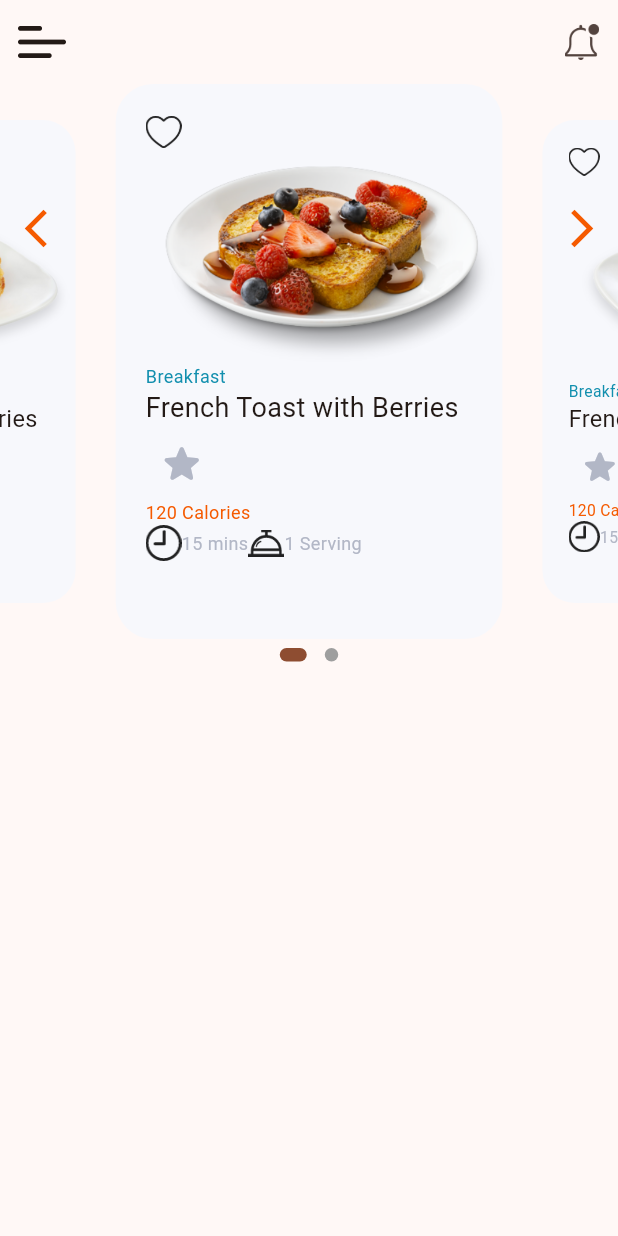
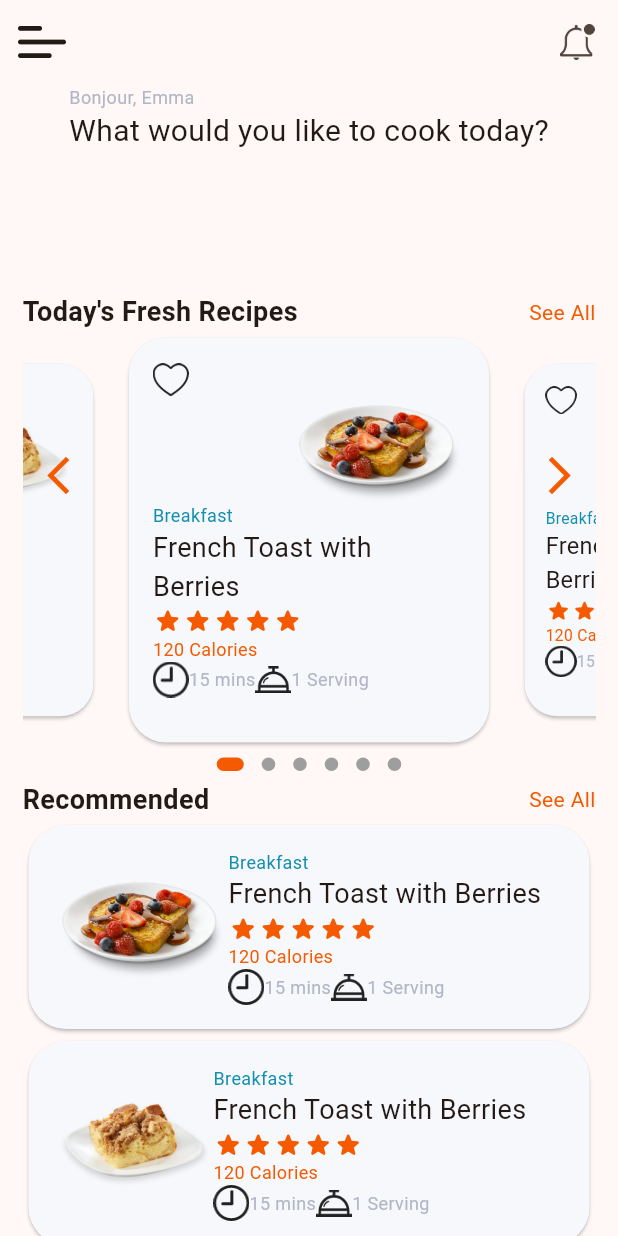
Before and after one commit to eman-hamad/daily-recipe, a Flutter app: the HomeScreen screen opened directly, on a phone screen of 412 x 824 dp. Run offline on Flutter 3.47's test engine with Material 3 defaults, Android fonts, the phone set to English and light mode, and no system bars; drawn by our look-alikes of carousel_slider, dots_indicator; our stand-ins replace shared_preferences; accounts and stored records are empty.

Commit message:
homescreen commit

```diff
--- a/lib/constants/colors.dart
+++ b/lib/constants/colors.dart
@@ -1,11 +1,5 @@
 import 'package:flutter/material.dart';
 
-Color brown = const Color.fromARGB(255, 255, 228, 181);
-Color lightBlue = const Color.fromARGB(255, 141, 209, 254);
-Color deepBlue = const Color.fromARGB(255, 56, 123, 254);
-Color black = const Color.fromARGB(255, 18, 10, 10);
-Color lightBlack = const Color.fromRGBO(68, 74, 79, 1);
-Color bblue = const Color.fromARGB(255, 24, 119, 243);
 Color orange = const Color(0xFFF55A00);
 Color ligthGrey = const Color(0xFFB2B7C6);
 Color llightGrey = const Color(0xFFF7F8FC);
--- a/lib/utils/images.dart
+++ b/lib/utils/images.dart
@@ -5,7 +5,20 @@ abstract class ImagePath {
   static String registerImg = "${_path}register.png";
   static String signinImg = "${_path}signin.png";
 
-  static var images = [
+  static var todayImages = [
+    "${_path}img1.png",
+    "${_path}img2.png",
+    "${_path}img1.png",
+    "${_path}img2.png",
+    "${_path}img1.png",
+    "${_path}img2.png",
+  ];
+
+static var recommendedImages = [
+    "${_path}img1.png",
+    "${_path}img2.png",
+    "${_path}img1.png",
+    "${_path}img2.png",
     "${_path}img1.png",
     "${_path}img2.png",
   ];
@@ -13,6 +26,7 @@ abstract class ImagePath {
    static String menuIcon = "${_path}menu.png";
    static String notificationIcon = "${_path}notifications.png";
    static String likeIcon = "${_path}like.png";
+  static String filterIcon = "${_path}filter.png";
    static String servingIcon = "${_path}serving.png";
    static String timeIcon = "${_path}time.png";
 }
--- /dev/null
+++ b/lib/views/components/recipe_card_item.dart
@@ -0,0 +1,176 @@
+import 'package:flutter/material.dart';
+
+import '../../constants/colors.dart';
+import '../../utils/images.dart';
+import 'star_widget.dart';
+
+class ReciepeCardItem extends StatelessWidget {
+   String ? todayImg;
+   String ? recommendedImg;
+  final bool isTodayRecipe ;
+
+
+   ReciepeCardItem({super.key,  this.todayImg, this.recommendedImg,
+  required this.isTodayRecipe , });
+
+  @override
+  Widget build(BuildContext context) {
+    return  Card(
+                            elevation: 1,
+                            color: llightGrey,
+                            shape: RoundedRectangleBorder(
+                                borderRadius: BorderRadius.circular(25)),
+
+                            // width: MediaQuery.of(context).size.width,
+                            // margin: const EdgeInsets.symmetric(horizontal: 5.0),
+                            // decoration: BoxDecoration(
+                            //     color: llightGrey,
+                            //     borderRadius: BorderRadius.circular(25)),
+                            child: Padding(
+                              padding: const EdgeInsets.all(16),
+                              child:
+                              isTodayRecipe ?
+
+                              Column(children: [
+                                Align(
+                                  alignment: Alignment.topLeft,
+                                  child: ImageIcon(
+                                    AssetImage(
+                                      ImagePath.likeIcon,
+                                    ),
+                                  ),
+                                ),
+                                Align(
+                                    alignment: Alignment.topRight,
+                                    child: Image.asset(
+                                      todayImg!,
+                                      height: 70,
+                                      fit: BoxFit.fitHeight,
+                                    )),
+                                Column(
+                                  crossAxisAlignment: CrossAxisAlignment.start,
+                                  children: [
+                                    Text(
+                                      "Breakfast",
+                                      style: TextStyle(
+                                          fontSize: 12, color: deepGreen),
+                                    ),
+                                    const Text(
+                                      "French Toast with Berries",
+                                      style: TextStyle(fontSize: 18),
+                                    ),
+                                    const Row(
+                                      mainAxisAlignment: MainAxisAlignment.start,
+                                      children: [
+                                        StarWidget(),
+                                        StarWidget(),
+                                        StarWidget(),
+                                        StarWidget(),
+                                        StarWidget(),
+                                      ],
+                                    ),
+                                    Text(
+                                      "120 Calories",
+                                      style: TextStyle(
+                                        color: deepOrange,
+                                        fontSize: 12,
+                                      ),
+                                    ),
+                                    Row(
+                                      children: [
+                                        ImageIcon(
+                                          AssetImage(
+                                            ImagePath.timeIcon,
+                                          ),
+                                        ),
+                                        Text("15 mins",
+                                            style: TextStyle(
+                                              color: ligthGrey,
+                                              fontSize: 12,
+                                            )),
+                                        ImageIcon(
+                                          AssetImage(
+                                            ImagePath.servingIcon,
+                                          ),
+                                        ),
+                                        Text("1 Serving",
+                                            style: TextStyle(
+                                              color: ligthGrey,
+                                              fontSize: 12,
+                                            ))
+                                      ],
+                                    )
+                                  ],
+                                ),
+                              ])
+
+                              :
+
+                              Row(
+                                mainAxisAlignment: MainAxisAlignment.start,
+                                children: [
+
+                                Image.asset(
+                                  recommendedImg!,
+                                  height: 70,
+                                  fit: BoxFit.cover,
+                                ),
+                                Column(
+                                  crossAxisAlignment: CrossAxisAlignment.start,
+                                  children: [
+                                    Text(
+                                      "Breakfast",
+                                      style: TextStyle(
+                                          fontSize: 12, color: deepGreen),
+                                    ),
+                                    const Text(
+                                      "French Toast with Berries",
+                                      style: TextStyle(fontSize: 18),
+                                    ),
+                                    const Row(
+                                      mainAxisAlignment: MainAxisAlignment.start,
+                                      children: [
+                                        StarWidget(),
+                                        StarWidget(),
+                                        StarWidget(),
+                                        StarWidget(),
+                                        StarWidget(),
+                                      ],
+                                    ),
+                                    Text(
+                                      "120 Calories",
+                                      style: TextStyle(
+                                        color: deepOrange,
+                                        fontSize: 12,
+                                      ),
+                                    ),
+                                    Row(
+                                      children: [
+                                        ImageIcon(
+                                          AssetImage(
+                                            ImagePath.timeIcon,
+                                          ),
+                                        ),
+                                        Text("15 mins",
+                                            style: TextStyle(
+                                              color: ligthGrey,
+                                              fontSize: 12,
+                                            )),
+                                        ImageIcon(
+                                          AssetImage(
+                                            ImagePath.servingIcon,
+                                          ),
+                                        ),
+                                        Text("1 Serving",
+                                            style: TextStyle(
+                                              color: ligthGrey,
+                                              fontSize: 12,
+                                            ))
+                                      ],
+                                    )
+                                  ],
+                                ),
+                              ]),
+                            ));
+  }
+}
--- /dev/null
+++ b/lib/views/components/row_subtitle_texts.dart
@@ -0,0 +1,20 @@
+import 'package:daily_recipe/constants/colors.dart';
+import 'package:flutter/material.dart';
+
+class RowSubtitleTexts extends StatelessWidget {
+  final String txt1;
+   final String txt2;
+
+  const RowSubtitleTexts({super.key, required this.txt1, required this.txt2});
+
+  @override
+  Widget build(BuildContext context) {
+    return Row(children: [
+      Text(txt1 ,
+      style: TextStyle(fontSize: 18, fontWeight: FontWeight.bold ),
+      ),
+      Spacer(),
+      Text(txt2 ,   style: TextStyle(fontSize: 14, color: orange ),),
+    ],);
+  }
+}
--- /dev/null
+++ b/lib/views/components/search_bar_widet.dart
@@ -0,0 +1,51 @@
+import 'package:daily_recipe/constants/colors.dart';
+import 'package:flutter/material.dart';
+
+import '../../utils/images.dart';
+
+class SearchBarWidget extends StatelessWidget {
+  const SearchBarWidget({super.key});
+
+  @override
+  Widget build(BuildContext context) {
+    return Row(
+      // mainAxisAlignment: MainAxisAlignment.center,
+      // crossAxisAlignment: CrossAxisAlignment.center,
+      children: [
+        Container(
+          //  width: double.infinity,
+          decoration: BoxDecoration(
+            color: llightGrey,
+            borderRadius: BorderRadius.circular(15),
+          ),
+          child: TextFormField(
+              decoration: InputDecoration(
+            prefixIcon: Icon(Icons.search, color: ligthGrey),
+
+            // focusedBorder: UnderlineInputBorder(
+            //   borderSide: BorderSide( width: 1, color:  Colors.red),
+            // ),
+            hintText: "Search for recipes",
+
+            hintStyle: TextStyle(color: ligthGrey),
+            // enabledBorder: UnderlineInputBorder(
+            //   borderSide: BorderSide(width: 1, color:  ligthGrey),
+            // ),
+          )),
+        ),
+        Container(
+            //width: 5,
+            decoration: BoxDecoration(
+              color: Colors.red,
+              borderRadius: BorderRadius.circular(15),
+            ),
+            child: ImageIcon(
+              AssetImage(
+                ImagePath.filterIcon,
+              ),
+              size: 17,
+            )),
+      ],
+    );
+  }
+}
--- /dev/null
+++ b/lib/views/components/star_widget.dart
@@ -0,0 +1,18 @@
+import 'package:flutter/material.dart';
+
+import '../../constants/colors.dart';
+
+class StarWidget extends StatelessWidget {
+  const StarWidget({super.key});
+
+  @override
+  Widget build(BuildContext context) {
+    return       Icon(Icons.star_rounded ,
+                                    //  fill: ,
+                                      color: orange,
+                                     // llightGrey
+                                      size: 20,
+                                      );
+
+  }
+}
--- a/lib/views/components/text_button.dart
+++ b/lib/views/components/text_button.dart
@@ -1,6 +1,5 @@
 import 'package:flutter/material.dart';
 
-import '../../constants/colors.dart';
 
 // widget
 class TextButtonWidget extends StatelessWidget {
--- a/lib/views/home_screen.dart
+++ b/lib/views/home_screen.dart
@@ -3,6 +3,9 @@ import 'package:daily_recipe/constants/colors.dart';
 import 'package:daily_recipe/utils/images.dart';
 import 'package:dots_indicator/dots_indicator.dart';
 import 'package:flutter/material.dart';
+import 'components/recipe_card_item.dart';
+import 'components/row_subtitle_texts.dart';
+import 'components/search_bar_widet.dart';
 
 class HomeScreen extends StatefulWidget {
   const HomeScreen({super.key});
@@ -30,7 +33,7 @@ class _HomeScreenState extends State<HomeScreen> {
         ),
         actions: [
           Padding(
-              padding: const EdgeInsets.all(12.0),
+            padding: const EdgeInsets.all(15.0),
             child: ImageIcon(
               AssetImage(
                 ImagePath.notificationIcon,
@@ -39,83 +42,58 @@ class _HomeScreenState extends State<HomeScreen> {
           ),
         ],
       ),
-        body: Column(
+      body: Padding(
+        padding: const EdgeInsets.only(left: 15.0, right: 15.0),
+        child: Column(
           //mainAxisAlignment: MainAxisAlignment.center,
+
           children: [
-            Stack(children: [
+            Expanded(
+              flex: 1,
+              child: Column(
+                crossAxisAlignment: CrossAxisAlignment.start,
+                children: [
+                  Text(
+                    "Bonjour, Emma",
+                    style: TextStyle(color: ligthGrey, fontSize: 12),
+                  ),
+
+                  const Text(
+                    "What would you like to cook today?",
+                    style: TextStyle(fontSize: 20),
+                  ),
+
+                  // SearchBarWidget(),
+                ],
+              ),
+            ),
+            const RowSubtitleTexts(
+              txt1: 'Today\'s Fresh Recipes',
+              txt2: 'See All',
+            ),
+            Expanded(
+              flex: 2,
+              child: Stack(children: [
                 CarouselSlider(
                   carouselController: crslController,
                   options: CarouselOptions(
-                  height: 370.0,
+                    height: MediaQuery.of(context).size.height / 2,
+                    //    height: 296.0
+                    //  aspectRatio:1.5,
                     viewportFraction: 0.65,
                     enlargeCenterPage: true,
-
                     onPageChanged: (index, reason) {
                       imgPosition = index;
                       setState(() {});
                     },
                   ),
-                items: ImagePath.images.map((i) {
+                  items: ImagePath.todayImages.map((i) {
                     return Builder(
                       builder: (BuildContext context) {
-                      return Container(
-
-                          width: MediaQuery.of(context).size.width,
-                          margin: const EdgeInsets.symmetric(horizontal: 5.0),
-                          decoration: BoxDecoration(
-                                color: llightGrey,
-                              borderRadius: BorderRadius.circular(25)),
-                          child: Padding(
-                            padding: const EdgeInsets.only(top: 20, left: 20),
-                            child: Column(children: [
-                              Align(
-                                alignment: Alignment.topLeft,
-                                child: ImageIcon(
-                                  AssetImage(
-                                    ImagePath.likeIcon,
-                                  ),
-                                ),
-                              ),
-                              Align(
-                                  alignment: Alignment.topRight,
-                                  child: Image.asset(
-                                    i,
-                                  )),
-                               Align(
-                                alignment: Alignment.bottomLeft,
-                                child: Column(
-                                  crossAxisAlignment: CrossAxisAlignment.start,
-                                  children: [
-                                    Text("Breakfast" , style: TextStyle(
-                                      fontSize: 12,
-                                      color: deepGreen),),
-                                    Text("French Toast with Berries"  , style: TextStyle(fontSize: 18),),
-                                    IconButton(onPressed: (){},
-                                     icon: Icon(Icons.star_rounded ,
-                                    //  fill: ,
-                                      color: ligthGrey,
-                                      size: 32,
-                                      )),
-                                    Text("120 Calories" , style: TextStyle(color: deepOrange , fontSize: 12,),
-
-                                    ),
-                                     Row(children: [
-                                       ImageIcon(
-                                  AssetImage(
-                                    ImagePath.timeIcon,
-                                  ),),
-                                      Text("15 mins" , style: TextStyle(color: ligthGrey , fontSize: 12,)),
-                                       ImageIcon(
-                                  AssetImage(
-                                    ImagePath.servingIcon,
-                                  ),),
-                                      Text("1 Serving", style: TextStyle(color: ligthGrey , fontSize: 12,))
-                                    ],)
-                                  ],
-                                ),
-                              ),
-                            ]),
-                          ));
+                        return ReciepeCardItem(
+                          isTodayRecipe: true,
+                          todayImg: i,
+                        );
                       },
                     );
                   }).toList(),
@@ -148,8 +126,9 @@ class _HomeScreenState extends State<HomeScreen> {
                   ),
                 )
               ]),
+            ),
             DotsIndicator(
-              dotsCount: ImagePath.images.length,
+              dotsCount: ImagePath.todayImages.length,
               position: imgPosition,
               onTap: (position) async {
                 await crslController.animateToPage(position);
@@ -157,13 +136,36 @@ class _HomeScreenState extends State<HomeScreen> {
                 setState(() {});
               },
               decorator: DotsDecorator(
+                activeColor: orange,
                 size: const Size.square(9.0),
                 activeSize: const Size(18.0, 9.0),
                 activeShape: RoundedRectangleBorder(
                     borderRadius: BorderRadius.circular(5.0)),
               ),
-            )
+            ),
+            const RowSubtitleTexts(
+              txt1: 'Recommended',
+              txt2: 'See All',
+            ),
+            Expanded(
+              flex: 2,
+              child: Container(
+                  // color: orange,
+                  child: ListView.builder(
+                itemCount: ImagePath.recommendedImages.length,
+                // physics:ScrollPhysics(parent: ) ,
+                itemBuilder: (context, index) {
+                  return ReciepeCardItem(
+                    isTodayRecipe: false,
+                    recommendedImg:
+                        ImagePath.recommendedImages.elementAt(index),
+                  );
+                },
+              )),
+            ),
           ],
-        ));
+        ),
+      ),
+    );
   }
 }
--- a/lib/views/login_screen.dart
+++ b/lib/views/login_screen.dart
@@ -49,6 +49,7 @@ class _LoginScreenState extends State<LoginScreen> {
                   // flex: 3,
                   child: Center(
                     child: Form(
+                      key: formKey,
                         child: SingleChildScrollView(
                       child: SafeArea(
                         child: Column(
@@ -107,12 +108,13 @@ class _LoginScreenState extends State<LoginScreen> {
                                 } else {
                                   formKey.currentState!.save();
 
-                                  // await
+                                  await
                                   PreferencesService.prefs?.setBool('isLogin', true);
-                                  PreferencesService.prefs!
-                                      .setString("email", "$emailController");
-                                  PreferencesService.prefs!
-                                      .setString("password", "$passwordController");
+                                  // PreferencesService.prefs!
+                                  //     .setString("email", "$emailController");
+                                  // PreferencesService.prefs!
+                                  //     .setString("password", "$passwordController");
+                                      print(PreferencesService.prefs);
                                   Navigator.push(
                                       context,
                                       MaterialPageRoute(
--- a/lib/views/signup_screen.dart
+++ b/lib/views/signup_screen.dart
@@ -9,7 +9,7 @@ import 'components/snackbar_widget.dart';
 import 'components/text_button.dart';
 import 'components/text_form_field.dart';
 import 'home_screen.dart';
-import 'signup_screen.dart';
+
 
 class SignupScreen extends StatefulWidget {
   const SignupScreen({super.key});
@@ -35,6 +35,7 @@ class _SignupScreenState extends State<SignupScreen> {
   @override
   Widget build(BuildContext context) {
     return Scaffold(
+
         // resizeToAvoidBottomInset: true,
         backgroundColor: Colors.transparent,
         body: Container(
@@ -50,6 +51,7 @@ class _SignupScreenState extends State<SignupScreen> {
                   // flex: 3,
                   child: Center(
                     child: Form(
+                      key:formKey,
                         child: SingleChildScrollView(
                       child: SafeArea(
                         child: Column(
@@ -122,12 +124,12 @@ class _SignupScreenState extends State<SignupScreen> {
                                 } else {
                                   formKey.currentState!.save();
 
-                                  // await
+                                  await
                                   PreferencesService.prefs?.setBool('isLogin', true);
-                                  PreferencesService.prefs!
-                                      .setString("email", "$emailController");
-                                  PreferencesService.prefs!
-                                      .setString("password", "$passwordController");
+                                  // PreferencesService.prefs!
+                                  //     .setString("email", "$emailController");
+                                  // PreferencesService.prefs!
+                                  //     .setString("password", "$passwordController");
                                   Navigator.pushReplacement(
                                       context,
                                       MaterialPageRoute(
--- a/lib/views/splash_screen.dart
+++ b/lib/views/splash_screen.dart
@@ -1,12 +1,7 @@
 import 'package:daily_recipe/constants/colors.dart';
-import 'package:daily_recipe/views/login_screen.dart';
-import 'package:flutter/foundation.dart';
 import 'package:flutter/material.dart';
-import 'package:shared_preferences/shared_preferences.dart';
-
 import '../services/preferences.services.dart';
 import '../utils/images.dart';
-import 'components/text_button.dart';
 import 'home_screen.dart';
 import 'welcome_screen.dart';
 
--- a/lib/views/welcome_screen.dart
+++ b/lib/views/welcome_screen.dart
@@ -1,10 +1,6 @@
 import 'package:daily_recipe/constants/colors.dart';
 import 'package:daily_recipe/views/login_screen.dart';
-import 'package:flutter/foundation.dart';
 import 'package:flutter/material.dart';
-import 'package:shared_preferences/shared_preferences.dart';
-
-import '../services/preferences.services.dart';
 import '../utils/images.dart';
 import 'components/text_button.dart';
 import 'home_screen.dart';
@@ -53,7 +49,7 @@ class _WelcomeScreenState extends State<WelcomeScreen> {
                       Navigator.push(
                           context,
                           MaterialPageRoute(
-                              builder: (context) => HomeScreen()));
+                              builder: (context) => const LoginScreen()));
                     },
                     txt: "Sign In",
                     color: Colors.transparent,
```
Also changed, not shown: assets/images/chicken.png (added), assets/images/filter.png (added), assets/images/muffins.png (added), assets/images/salmon.png (added). Lines whose indentation alone changed are shown as unchanged.
